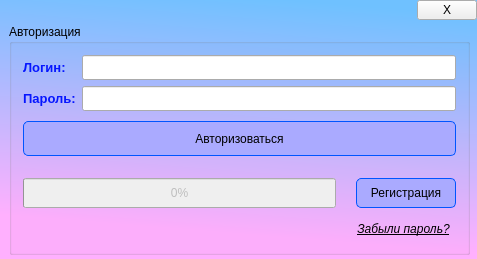
Before: the Qt Designer form mainwindow.ui in xterlo/msg, drawn with Qt 5.
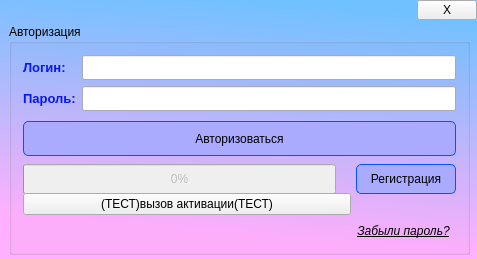
After: the same form once the commit is applied.

```diff
--- a/mainwindow.ui
+++ b/mainwindow.ui
@@ -97,7 +97,7 @@
      <string>Авторизация</string>
     </property>
     <layout class="QGridLayout" name="gridLayout_2">
-     <item row="2" column="0">
+     <item row="3" column="0">
       <spacer name="horizontalSpacer">
        <property name="orientation">
         <enum>Qt::Horizontal</enum>
@@ -316,7 +316,7 @@
        </item>
       </layout>
      </item>
-     <item row="2" column="1">
+     <item row="3" column="1">
       <widget class="QPushButton" name="pushButton">
        <property name="minimumSize">
         <size>
@@ -339,6 +339,13 @@
        </property>
       </widget>
      </item>
+     <item row="2" column="0">
+      <widget class="QPushButton" name="pushButton_3">
+       <property name="text">
+        <string>(ТЕСТ)вызов активации(ТЕСТ)</string>
+       </property>
+      </widget>
+     </item>
     </layout>
    </widget>
   </widget>
```
